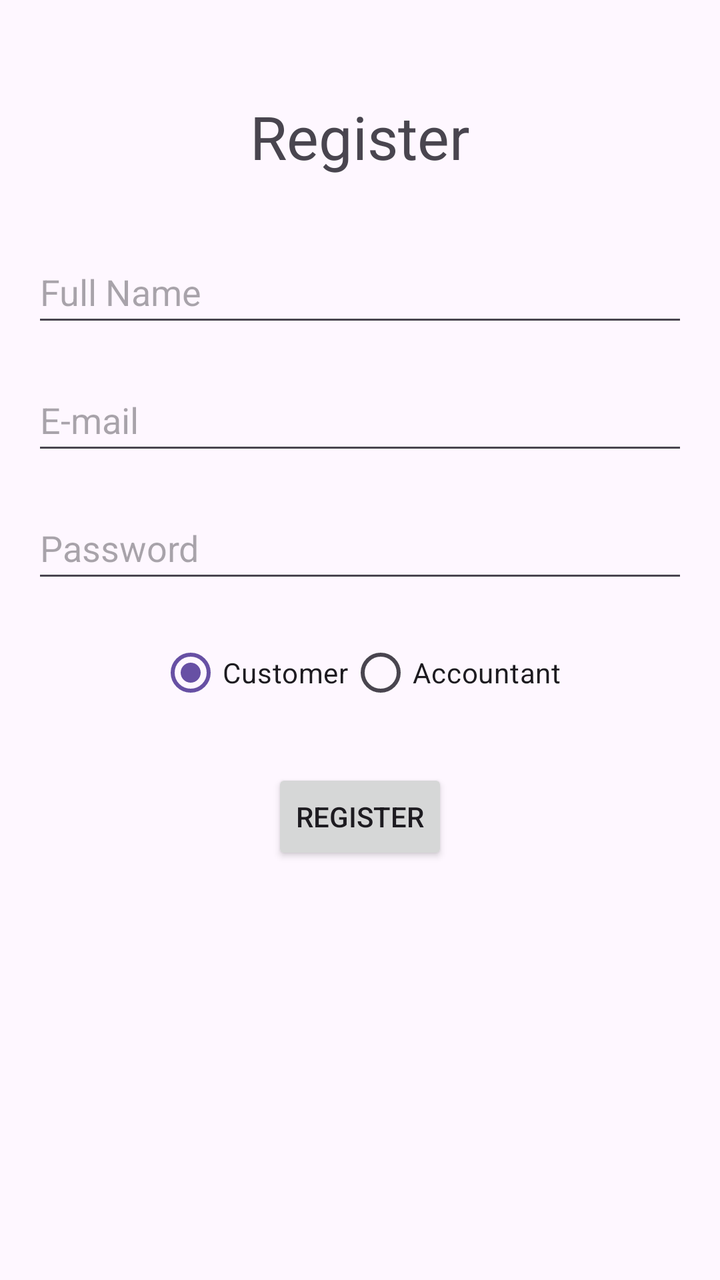
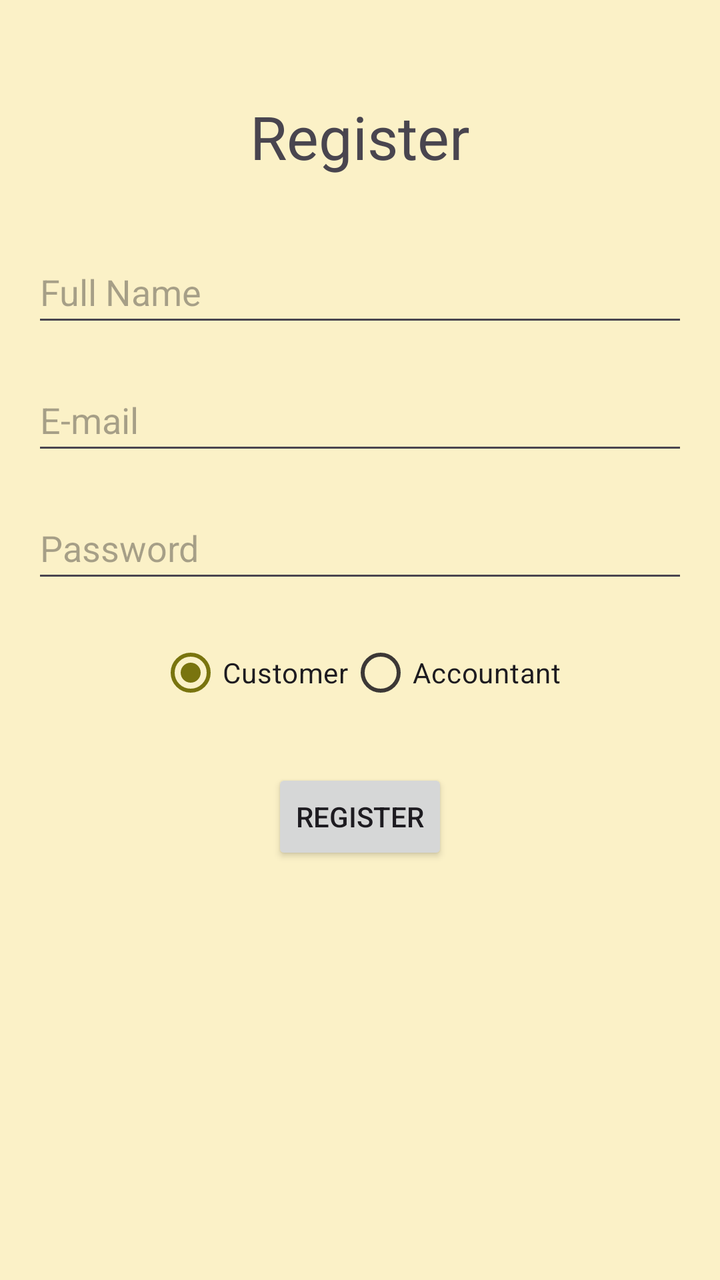

Screens rendered from an Android XML layout before and after an edit, with the pre-edit source and the edit as a unified diff.
<!-- AndroidManifest.xml: application theme Theme.ReceiptFlow -->
<!-- res/layout/activity_register.xml -->
<?xml version="1.0" encoding="utf-8"?>
<androidx.constraintlayout.widget.ConstraintLayout xmlns:android="http://schemas.android.com/apk/res/android"
    xmlns:app="http://schemas.android.com/apk/res-auto"
    xmlns:tools="http://schemas.android.com/tools"
    android:id="@+id/main"
    android:layout_width="match_parent"
    android:layout_height="match_parent"
    android:padding="16dp"
    tools:context=".RegisterActivity">

    <com.google.android.material.textview.MaterialTextView
        android:id="@+id/titleRegister"
        android:layout_width="wrap_content"
        android:layout_height="wrap_content"
        android:text="@string/register"
        android:textSize="30sp"
        android:layout_marginTop="32dp"
        app:layout_constraintEnd_toEndOf="parent"
        app:layout_constraintStart_toStartOf="parent"
        app:layout_constraintTop_toTopOf="parent" />

    <androidx.appcompat.widget.AppCompatEditText
        android:id="@+id/editTextFullName"
        android:layout_width="0dp"
        android:layout_height="wrap_content"
        android:layout_marginTop="32dp"
        android:hint="@string/full_name"
        android:inputType="textPersonName"
        android:minHeight="@dimen/editTextHeight"
        app:layout_constraintEnd_toEndOf="parent"
        app:layout_constraintStart_toStartOf="parent"
        app:layout_constraintTop_toBottomOf="@id/titleRegister" />

    <androidx.appcompat.widget.AppCompatEditText
        android:id="@+id/editTextEmailRegister"
        android:layout_width="0dp"
        android:layout_height="wrap_content"
        android:layout_marginTop="16dp"
        android:hint="@string/e_mail"
        android:inputType="textEmailAddress"
        android:minHeight="@dimen/editTextHeight"
        app:layout_constraintEnd_toEndOf="parent"
        app:layout_constraintStart_toStartOf="parent"
        app:layout_constraintTop_toBottomOf="@id/editTextFullName" />

    <androidx.appcompat.widget.AppCompatEditText
        android:id="@+id/editTextPasswordRegister"
        android:layout_width="0dp"
        android:layout_height="wrap_content"
        android:layout_marginTop="16dp"
        android:hint="@string/password"
        android:inputType="textPassword"
        android:minHeight="@dimen/editTextHeight"
        app:layout_constraintEnd_toEndOf="parent"
        app:layout_constraintStart_toStartOf="parent"
        app:layout_constraintTop_toBottomOf="@id/editTextEmailRegister" />

    <RadioGroup
        android:id="@+id/radioGroupRole"
        android:layout_width="wrap_content"
        android:layout_height="wrap_content"
        android:layout_marginTop="16dp"
        android:orientation="horizontal"
        app:layout_constraintEnd_toEndOf="parent"
        app:layout_constraintStart_toStartOf="parent"
        app:layout_constraintTop_toBottomOf="@id/editTextPasswordRegister">

        <RadioButton
            android:id="@+id/radioCustomer"
            android:layout_width="wrap_content"
            android:layout_height="wrap_content"
            android:checked="true"
            android:text="@string/customer" />

        <RadioButton
            android:id="@+id/radioAccountant"
            android:layout_width="wrap_content"
            android:layout_height="wrap_content"
            android:text="@string/accountant" />
    </RadioGroup>

    <androidx.appcompat.widget.AppCompatButton
        android:id="@+id/buttonRegister"
        android:layout_width="wrap_content"
        android:layout_height="wrap_content"
        android:layout_marginTop="24dp"
        android:text="@string/register"
        app:layout_constraintEnd_toEndOf="parent"
        app:layout_constraintStart_toStartOf="parent"
        app:layout_constraintTop_toBottomOf="@id/radioGroupRole" />

    <ProgressBar
        android:id="@+id/progressBar"
        android:layout_width="wrap_content"
        android:layout_height="wrap_content"
        android:visibility="gone"
        app:layout_constraintBottom_toBottomOf="parent"
        app:layout_constraintEnd_toEndOf="parent"
        app:layout_constraintStart_toStartOf="parent"
        app:layout_constraintTop_toTopOf="parent" />

</androidx.constraintlayout.widget.ConstraintLayout>
<!-- resources referenced by this layout -->
<resources>
  <dimen name="editTextHeight">48dp</dimen>
  <string name="accountant">Accountant</string>
  <string name="customer">Customer</string>
  <string name="e_mail">E-mail</string>
  <string name="full_name">Full Name</string>
  <string name="password">Password</string>
  <string name="register">Register</string>
  <style name="Theme.ReceiptFlow" parent="Base.Theme.ReceiptFlow" />
  <style name="Base.Theme.ReceiptFlow" parent="Theme.Material3.DayNight.NoActionBar">
          
          
      </style>
</resources>

<!-- the commit's change to res/layout/activity_register.xml (unified diff, before → after) -->
@@ -90,7 +90,7 @@
         app:layout_constraintTop_toBottomOf="@id/radioGroupRole" />
 
     <ProgressBar
-        android:id="@+id/progressBar"
+        android:id="@+id/accountant_progressBar"
         android:layout_width="wrap_content"
         android:layout_height="wrap_content"
         android:visibility="gone"
<!-- resource entries referenced after the edit -->
@@ -9,8 +9,31 @@
   <string name="register">Register</string>
   <style name="Theme.ReceiptFlow" parent="Base.Theme.ReceiptFlow" />
   <style name="Base.Theme.ReceiptFlow" parent="Theme.Material3.DayNight.NoActionBar">
-          
-          
+          <item name="colorPrimary">@color/gruvbox_light_green</item>
+          <item name="colorOnPrimary">@color/gruvbox_light_bg</item>
+          <item name="colorSecondary">@color/gruvbox_light_blue</item>
+          <item name="colorOnSecondary">@color/gruvbox_light_bg</item>
+          <item name="colorTertiary">@color/gruvbox_light_aqua</item>
+          <item name="colorOnTertiary">@color/gruvbox_light_bg</item>
+  
+          <item name="android:windowBackground">@color/gruvbox_light_bg</item>
+          <item name="colorSurface">@color/gruvbox_light_bg_soft</item>
+          <item name="colorOnSurface">@color/gruvbox_light_fg</item>
+          <item name="colorSurfaceVariant">@color/gruvbox_light_bg_soft</item>
+          <item name="colorOnSurfaceVariant">@color/gruvbox_light_fg</item>
+          <item name="colorSurfaceContainer">@color/gruvbox_light_bg_soft</item>
+  
+          <item name="colorError">@color/gruvbox_light_red</item>
+          <item name="colorOnError">@color/gruvbox_light_bg</item>
+          <item name="colorOutline">@color/gruvbox_light_gray</item>
       </style>
+  <color name="gruvbox_light_green">#79740e</color>
+  <color name="gruvbox_light_bg">#fbf1c7</color>
+  <color name="gruvbox_light_blue">#076678</color>
+  <color name="gruvbox_light_aqua">#427b58</color>
+  <color name="gruvbox_light_bg_soft">#f2e5bc</color>
+  <color name="gruvbox_light_fg">#3c3836</color>
+  <color name="gruvbox_light_red">#9d0006</color>
+  <color name="gruvbox_light_gray">#7c6f64</color>
 </resources>
 
